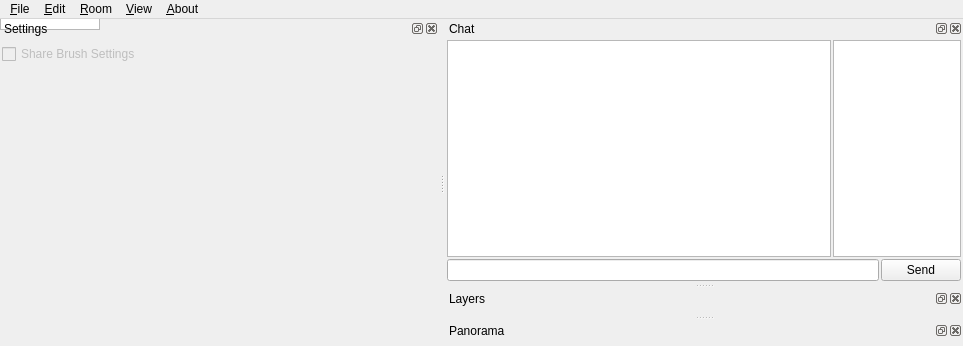
Above: widgets/mainwindow.ui from liuyanghejerry/painttyWidget before the change. Below: the same form after it.
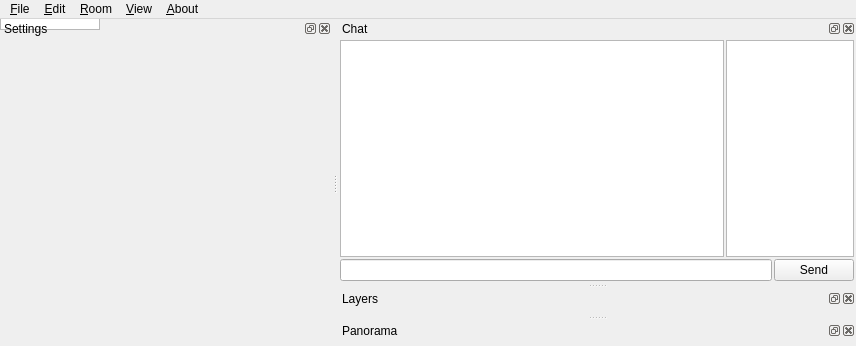
That is the form after the change. Custom widgets are drawn as their Qt base class.

Commit message: move: move singleshortcut to misc; add: share color between brushes; bugfix: keep refreshing after exit from room.

What changed in the file:
```diff
--- a/widgets/mainwindow.ui
+++ b/widgets/mainwindow.ui
@@ -6,7 +6,7 @@
    <rect>
     <x>0</x>
     <y>0</y>
-    <width>963</width>
+    <width>856</width>
     <height>346</height>
    </rect>
   </property>
@@ -55,16 +55,6 @@
      <item>
       <widget class="ColorGrid" name="colorGrid" native="true"/>
      </item>
-     <item>
-      <widget class="QCheckBox" name="checkBox">
-       <property name="enabled">
-        <bool>false</bool>
-       </property>
-       <property name="text">
-        <string>Share Brush Settings</string>
-       </property>
-      </widget>
-     </item>
      <item>
       <spacer name="verticalSpacer_2">
        <property name="orientation">
@@ -193,7 +183,7 @@
     <rect>
      <x>0</x>
      <y>0</y>
-     <width>963</width>
+     <width>856</width>
      <height>23</height>
     </rect>
    </property>
```
Left out of the diff: 11 changed lines with no effect on the pictures. The commit also changes 10 other files.
